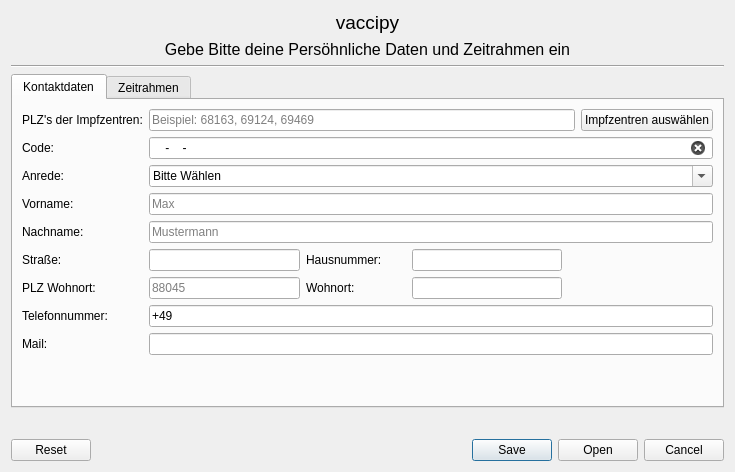
First picture: the form in tools/gui/kontaktdaten.ui, repository timreibe/vaccipy, before the edit.
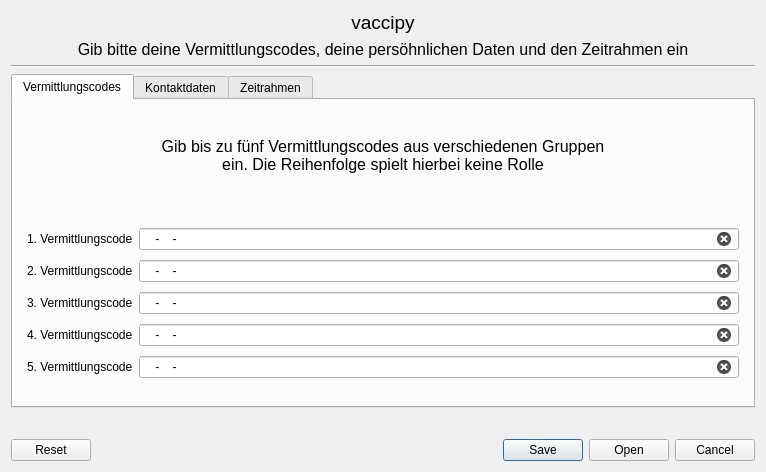
Second picture: the form after the edit.

Commit message:
feat(GUI): Mehrere Codes in GUI (#412)
* Update .gitignore

Added venv

* Alow multiple use in gui, json support

* changed labels and tooltips

Es wurden ein paar Tooltips hinzugefügt und einige Labels geändert.

* Update .gitignore

* Alow multiple use in gui, json support

changed labels and tooltips

Es wurden ein paar Tooltips hinzugefügt und einige Labels geändert.

Update .gitignore

* Fehlermeldung und kleine Bugfixes

* rename variable

* fixed findChildren

* handling empty codes

What changed in the file:
```diff
--- a/tools/gui/kontaktdaten.ui
+++ b/tools/gui/kontaktdaten.ui
@@ -6,30 +6,15 @@
    <rect>
     <x>0</x>
     <y>0</y>
-    <width>735</width>
+    <width>766</width>
     <height>472</height>
    </rect>
   </property>
   <property name="windowTitle">
    <string>vaccipy - Kontaktdaten</string>
   </property>
-  <layout class="QGridLayout" name="gridLayout_2">
-   <item row="1" column="0">
-    <widget class="QLabel" name="subheader_label">
-     <property name="font">
-      <font>
-       <pointsize>12</pointsize>
-      </font>
-     </property>
-     <property name="text">
-      <string>Gebe Bitte deine Persöhnliche Daten und Zeitrahmen ein</string>
-     </property>
-     <property name="alignment">
-      <set>Qt::AlignCenter</set>
-     </property>
-    </widget>
-   </item>
-   <item row="0" column="0">
+  <layout class="QVBoxLayout" name="verticalLayout">
+   <item>
     <widget class="QLabel" name="header_label">
      <property name="font">
       <font>
@@ -44,34 +29,29 @@
      </property>
     </widget>
    </item>
-   <item row="2" column="0">
+   <item>
+    <widget class="QLabel" name="subheader_label">
+     <property name="font">
+      <font>
+       <pointsize>12</pointsize>
+      </font>
+     </property>
+     <property name="text">
+      <string>Gib bitte deine Vermittlungscodes, deine persöhnlichen Daten und den Zeitrahmen ein</string>
+     </property>
+     <property name="alignment">
+      <set>Qt::AlignCenter</set>
+     </property>
+    </widget>
+   </item>
+   <item>
     <widget class="Line" name="line">
      <property name="orientation">
       <enum>Qt::Horizontal</enum>
      </property>
     </widget>
    </item>
-   <item row="4" column="0">
-    <spacer name="verticalSpacer">
-     <property name="orientation">
-      <enum>Qt::Vertical</enum>
-     </property>
-     <property name="sizeHint" stdset="0">
-      <size>
-       <width>20</width>
-       <height>40</height>
-      </size>
-     </property>
-    </spacer>
-   </item>
-   <item row="5" column="0">
-    <widget class="QDialogButtonBox" name="buttonBox">
-     <property name="standardButtons">
-      <set>QDialogButtonBox::Cancel|QDialogButtonBox::Open|QDialogButtonBox::Reset|QDialogButtonBox::Save</set>
-     </property>
-    </widget>
-   </item>
-   <item row="3" column="0">
+   <item>
     <widget class="QTabWidget" name="tabWidget">
      <property name="tabPosition">
       <enum>QTabWidget::North</enum>
@@ -79,9 +59,6 @@
      <property name="tabShape">
       <enum>QTabWidget::Rounded</enum>
      </property>
-     <property name="currentIndex">
-      <number>0</number>
-     </property>
      <property name="usesScrollButtons">
       <bool>true</bool>
      </property>
@@ -91,6 +68,223 @@
      <property name="tabsClosable">
       <bool>false</bool>
      </property>
+     <widget class="QWidget" name="vermittlungscodes_tab">
+      <property name="toolTip">
+       <string/>
+      </property>
+      <attribute name="title">
+       <string>Vermittlungscodes</string>
+      </attribute>
+      <layout class="QVBoxLayout" name="verticalLayout_2">
+       <item>
+        <layout class="QVBoxLayout" name="verticalLayout_vmc" stretch="1,2">
+         <property name="sizeConstraint">
+          <enum>QLayout::SetDefaultConstraint</enum>
+         </property>
+         <item alignment="Qt::AlignHCenter|Qt::AlignVCenter">
+          <widget class="QLabel" name="lable_vmc_instruction">
+           <property name="sizePolicy">
+            <sizepolicy hsizetype="Preferred" vsizetype="Preferred">
+             <horstretch>0</horstretch>
+             <verstretch>0</verstretch>
+            </sizepolicy>
+           </property>
+           <property name="minimumSize">
+            <size>
+             <width>470</width>
+             <height>0</height>
+            </size>
+           </property>
+           <property name="baseSize">
+            <size>
+             <width>0</width>
+             <height>0</height>
+            </size>
+           </property>
+           <property name="font">
+            <font>
+             <pointsize>12</pointsize>
+             <weight>50</weight>
+             <bold>false</bold>
+            </font>
+           </property>
+           <property name="toolTip">
+            <string>&lt;html&gt;&lt;head/&gt;&lt;body&gt;&lt;p&gt;Die Gruppen findest du &lt;a href=&quot;https://github.com/iamnotturner/vaccipy/wiki/Ein-Code-fuer-mehrere-Impfzentren&quot;&gt;&lt;span style=&quot; text-decoration: underline; color:#0000ff;&quot;&gt;hier&lt;/span&gt;&lt;/a&gt; oder im Reiter Kontaktdaten unter &amp;quot;Impfzentren auswählen&amp;quot;.&lt;/p&gt;&lt;/body&gt;&lt;/html&gt;</string>
+           </property>
+           <property name="text">
+            <string>Gib bis zu fünf Vermittlungscodes aus verschiedenen Gruppen ein. Die Reihenfolge spielt hierbei keine Rolle</string>
+           </property>
+           <property name="alignment">
+            <set>Qt::AlignCenter</set>
+           </property>
+           <property name="wordWrap">
+            <bool>true</bool>
+           </property>
+           <property name="openExternalLinks">
+            <bool>false</bool>
+           </property>
+          </widget>
+         </item>
+         <item>
+          <layout class="QHBoxLayout" name="horizontalLayout_vmc">
+           <item>
+            <layout class="QFormLayout" name="form_layout_codes">
+             <property name="fieldGrowthPolicy">
+              <enum>QFormLayout::ExpandingFieldsGrow</enum>
+             </property>
+             <property name="formAlignment">
+              <set>Qt::AlignCenter</set>
+             </property>
+             <property name="verticalSpacing">
+              <number>10</number>
+             </property>
+             <property name="leftMargin">
+              <number>5</number>
+             </property>
+             <property name="rightMargin">
+              <number>5</number>
+             </property>
+             <property name="bottomMargin">
+              <number>0</number>
+             </property>
+             <item row="0" column="1">
+              <widget class="QLineEdit" name="i_code_impfzentren">
+               <property name="toolTip">
+                <string>&lt;html&gt;&lt;head/&gt;&lt;body&gt;&lt;p&gt;Gib hier deinen ersten Vermittlungscode ein.&lt;/p&gt;&lt;/body&gt;&lt;/html&gt;</string>
+               </property>
+               <property name="inputMask">
+                <string>NNNN-NNNN-NNNN</string>
+               </property>
+               <property name="text">
+                <string>--</string>
+               </property>
+               <property name="placeholderText">
+                <string>A1C3-D2FG-4IJK</string>
+               </property>
+               <property name="clearButtonEnabled">
+                <bool>true</bool>
+               </property>
+              </widget>
+             </item>
+             <item row="1" column="1">
+              <widget class="QLineEdit" name="i_code_impfzentren_2">
+               <property name="toolTip">
+                <string>&lt;html&gt;&lt;head/&gt;&lt;body&gt;&lt;p&gt;Gib hier deinen zweiten Vermittlungscode ein.&lt;/p&gt;&lt;/body&gt;&lt;/html&gt;</string>
+               </property>
+               <property name="inputMask">
+                <string>NNNN-NNNN-NNNN</string>
+               </property>
+               <property name="text">
+                <string>--</string>
+               </property>
+               <property name="placeholderText">
+                <string>A1C3-D2FG-4IJK</string>
+               </property>
+               <property name="clearButtonEnabled">
+                <bool>true</bool>
+               </property>
+              </widget>
+             </item>
+             <item row="0" column="0">
+              <widget class="QLabel" name="label_vmc_1">
+               <property name="text">
+                <string>1. Vermittlungscode</string>
+               </property>
+              </widget>
+             </item>
+             <item row="2" column="1">
+              <widget class="QLineEdit" name="i_code_impfzentren_3">
+               <property name="toolTip">
+                <string>&lt;html&gt;&lt;head/&gt;&lt;body&gt;&lt;p&gt;Gib hier deinen dritten Vermittlungscode ein.&lt;/p&gt;&lt;/body&gt;&lt;/html&gt;</string>
+               </property>
+               <property name="inputMask">
+                <string>NNNN-NNNN-NNNN</string>
+               </property>
+               <property name="text">
+                <string>--</string>
+               </property>
+               <property name="placeholderText">
+                <string>A1C3-D2FG-4IJK</string>
+               </property>
+               <property name="clearButtonEnabled">
+                <bool>true</bool>
+               </property>
+              </widget>
+             </item>
+             <item row="3" column="1">
+              <widget class="QLineEdit" name="i_code_impfzentren_4">
+               <property name="toolTip">
+                <string>&lt;html&gt;&lt;head/&gt;&lt;body&gt;&lt;p&gt;Gib hier deinen vierten Vermittlungscode ein.&lt;/p&gt;&lt;/body&gt;&lt;/html&gt;</string>
+               </property>
+               <property name="inputMask">
+                <string>NNNN-NNNN-NNNN</string>
+               </property>
+               <property name="text">
+                <string>--</string>
+               </property>
+               <property name="placeholderText">
+                <string>A1C3-D2FG-4IJK</string>
+               </property>
+               <property name="clearButtonEnabled">
+                <bool>true</bool>
+               </property>
+              </widget>
+             </item>
+             <item row="4" column="1">
+              <widget class="QLineEdit" name="i_code_impfzentren_5">
+               <property name="toolTip">
+                <string>&lt;html&gt;&lt;head/&gt;&lt;body&gt;&lt;p&gt;Gib hier deinen fünften Vermittlungscode ein.&lt;/p&gt;&lt;/body&gt;&lt;/html&gt;</string>
+               </property>
+               <property name="inputMask">
+                <string>NNNN-NNNN-NNNN</string>
+               </property>
+               <property name="text">
+                <string>--</string>
+               </property>
+               <property name="placeholderText">
+                <string>A1C3-D2FG-4IJK</string>
+               </property>
+               <property name="clearButtonEnabled">
+                <bool>true</bool>
+               </property>
+              </widget>
+             </item>
+             <item row="1" column="0">
+              <widget class="QLabel" name="label_vmc_2">
+               <property name="text">
+                <string>2. Vermittlungscode</string>
+               </property>
+              </widget>
+             </item>
+             <item row="2" column="0">
+              <widget class="QLabel" name="label_vmc_3">
+               <property name="text">
+                <string>3. Vermittlungscode</string>
+               </property>
+              </widget>
+             </item>
+             <item row="3" column="0">
+              <widget class="QLabel" name="label_vmc_4">
+               <property name="text">
+                <string>4. Vermittlungscode</string>
+               </property>
+              </widget>
+             </item>
+             <item row="4" column="0">
+              <widget class="QLabel" name="label_vmc_5">
+               <property name="text">
+                <string>5. Vermittlungscode</string>
+               </property>
+              </widget>
+             </item>
+            </layout>
+           </item>
+          </layout>
+         </item>
+        </layout>
+       </item>
+      </layout>
+     </widget>
      <widget class="QWidget" name="kontaktdaten_tab">
       <attribute name="title">
        <string>Kontaktdaten</string>
@@ -131,36 +325,13 @@
         </layout>
        </item>
        <item row="1" column="0">
-        <widget class="QLabel" name="code_label">
-         <property name="text">
-          <string>Code:</string>
-         </property>
-        </widget>
-       </item>
-       <item row="1" column="1">
-        <widget class="QLineEdit" name="i_code_impfzentren">
-         <property name="inputMask">
-          <string>NNNN-NNNN-NNNN</string>
-         </property>
-         <property name="text">
-          <string>--</string>
-         </property>
-         <property name="placeholderText">
-          <string>A1C3-D2FG-4IJK</string>
-         </property>
-         <property name="clearButtonEnabled">
-          <bool>true</bool>
-         </property>
-        </widget>
-       </item>
-       <item row="2" column="0">
         <widget class="QLabel" name="anrede_label">
          <property name="text">
           <string>Anrede:</string>
          </property>
         </widget>
        </item>
-       <item row="2" column="1">
+       <item row="1" column="1">
         <widget class="QComboBox" name="i_anrede_combo_box">
          <property name="editable">
           <bool>true</bool>
@@ -188,14 +359,14 @@
          </item>
         </widget>
        </item>
-       <item row="3" column="0">
+       <item row="2" column="0">
         <widget class="QLabel" name="vorname_label">
          <property name="text">
           <string>Vorname:</string>
          </property>
         </widget>
        </item>
-       <item row="3" column="1">
+       <item row="2" column="1">
         <widget class="QLineEdit" name="i_vorname">
          <property name="placeholderText">
           <string>Max</string>
@@ -205,14 +376,14 @@
          </property>
         </widget>
        </item>
-       <item row="4" column="0">
+       <item row="3" column="0">
         <widget class="QLabel" name="nachname_label">
          <property name="text">
           <string>Nachname:</string>
          </property>
         </widget>
        </item>
-       <item row="4" column="1">
+       <item row="3" column="1">
         <widget class="QLineEdit" name="i_nachname">
          <property name="placeholderText">
           <string>Mustermann</string>
@@ -222,14 +393,14 @@
          </property>
         </widget>
        </item>
-       <item row="5" column="0">
+       <item row="4" column="0">
         <widget class="QLabel" name="strasse_label">
          <property name="text">
           <string>Straße:</string>
          </property>
         </widget>
        </item>
-       <item row="5" column="1">
+       <item row="4" column="1">
         <layout class="QGridLayout" name="strasse_grid_layout">
          <item row="0" column="2">
           <widget class="QLabel" name="hausnummer_label">
@@ -282,14 +453,14 @@
          </item>
         </layout>
        </item>
-       <item row="6" column="0">
+       <item row="5" column="0">
         <widget class="QLabel" name="label_plz_wohnort">
          <property name="text">
           <string>PLZ Wohnort:</string>
          </property>
         </widget>
        </item>
-       <item row="6" column="1">
+       <item row="5" column="1">
         <layout class="QGridLayout" name="plz_grid_layout">
          <item row="0" column="3">
           <widget class="QLineEdit" name="i_wohnort">
@@ -339,14 +510,14 @@
          </item>
         </layout>
        </item>
-       <item row="7" column="0">
+       <item row="6" column="0">
         <widget class="QLabel" name="telefon_label">
          <property name="text">
           <string>Telefonnummer:</string>
          </property>
         </widget>
        </item>
-       <item row="7" column="1">
+       <item row="6" column="1">
         <widget class="QLineEdit" name="i_telefon">
          <property name="inputMask">
           <string/>
@@ -362,14 +533,14 @@
          </property>
         </widget>
        </item>
-       <item row="8" column="0">
+       <item row="7" column="0">
         <widget class="QLabel" name="mail_label">
          <property name="text">
           <string>Mail:</string>
          </property>
         </widget>
        </item>
-       <item row="8" column="1">
+       <item row="7" column="1">
         <widget class="QLineEdit" name="i_mail">
          <property name="clearButtonEnabled">
           <bool>false</bool>
@@ -704,6 +875,26 @@
      </widget>
     </widget>
    </item>
+   <item>
+    <spacer name="verticalSpacer">
+     <property name="orientation">
+      <enum>Qt::Vertical</enum>
+     </property>
+     <property name="sizeHint" stdset="0">
+      <size>
+       <width>20</width>
+       <height>40</height>
+      </size>
+     </property>
+    </spacer>
+   </item>
+   <item>
+    <widget class="QDialogButtonBox" name="buttonBox">
+     <property name="standardButtons">
+      <set>QDialogButtonBox::Cancel|QDialogButtonBox::Open|QDialogButtonBox::Reset|QDialogButtonBox::Save</set>
+     </property>
+    </widget>
+   </item>
   </layout>
  </widget>
  <tabstops>
```
Left out of the diff: 9 changed lines with no effect on the pictures. The commit also changes 3 other files.
